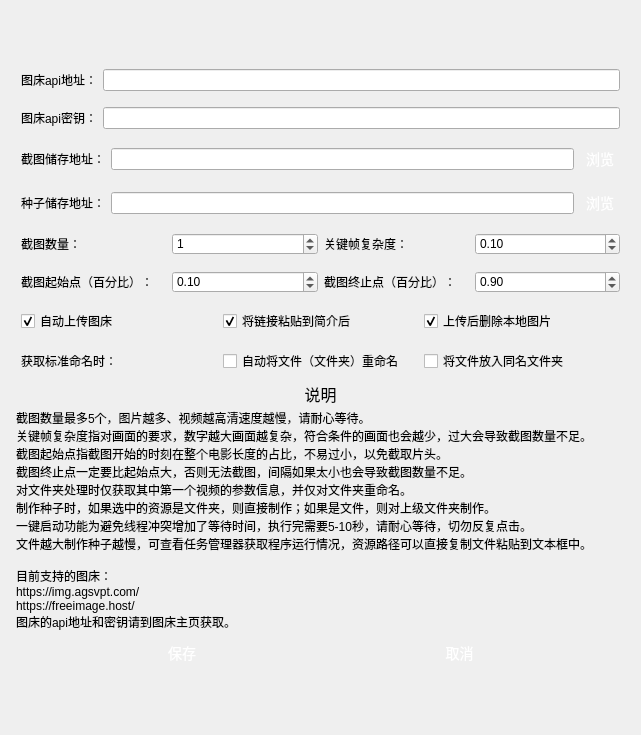
Above: ph-bjd/ui/settings.ui from bjdbjd/publish-helper-playlet before the change. Below: the same form after it.
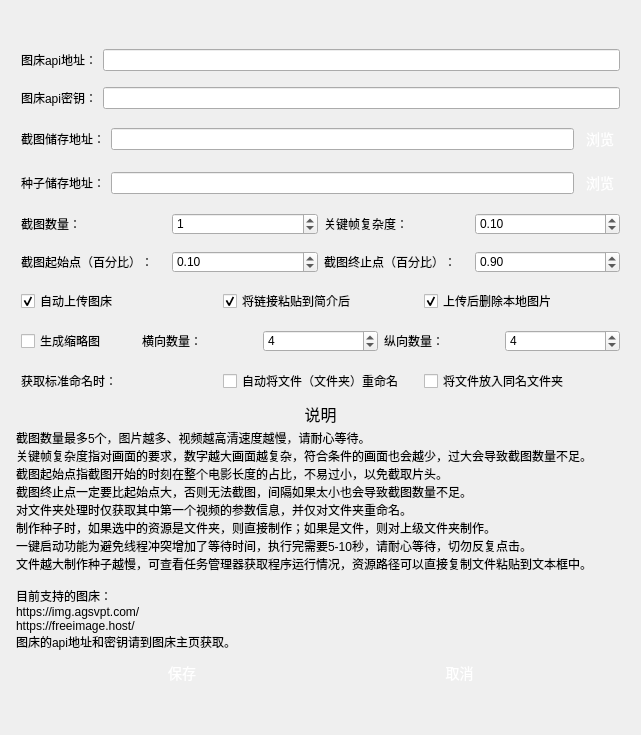
That is the form after the change.

Commit message: 增加了生成缩略图的功能

What changed in the file:
```diff
--- a/ph-bjd/ui/settings.ui
+++ b/ph-bjd/ui/settings.ui
@@ -14,9 +14,6 @@
    <string>设置</string>
   </property>
   <layout class="QVBoxLayout" name="verticalLayout_2">
-   <property name="sizeConstraint">
-    <enum>QLayout::SetDefaultConstraint</enum>
-   </property>
    <item>
     <layout class="QVBoxLayout" name="verticalLayout">
      <property name="leftMargin">
@@ -887,6 +884,169 @@
        </item>
       </layout>
      </item>
+     <item>
+      <layout class="QHBoxLayout" name="horizontalLayout_11">
+       <property name="leftMargin">
+        <number>5</number>
+       </property>
+       <property name="topMargin">
+        <number>5</number>
+       </property>
+       <property name="rightMargin">
+        <number>5</number>
+       </property>
+       <property name="bottomMargin">
+        <number>5</number>
+       </property>
+       <item>
+        <widget class="QCheckBox" name="getThumbnails">
+         <property name="text">
+          <string>生成缩略图</string>
+         </property>
+        </widget>
+       </item>
+       <item>
+        <widget class="QLabel" name="label_13">
+         <property name="styleSheet">
+          <string>QPushButton {
+    display: inline-block;
+    padding: 5px 5px;
+    font-size: 16px;
+    cursor: pointer;
+    text-align: center;
+    text-decoration: none;
+    outline: none;
+    color:#fff;
+    background-color: #559e24;
+    border: none;
+    border-radius: 15px;
+    box-shadow: 0 9px #999;
+}
+
+QPushButton:hover {
+background-color: #4a8821;
+}
+
+QPushButton:pressed {
+    background-color: #3c6f1b;
+}
+</string>
+         </property>
+         <property name="text">
+          <string>横向数量：</string>
+         </property>
+        </widget>
+       </item>
+       <item>
+        <widget class="QSpinBox" name="rows">
+         <property name="styleSheet">
+          <string>QPushButton {
+    display: inline-block;
+    padding: 5px 5px;
+    font-size: 16px;
+    cursor: pointer;
+    text-align: center;
+    text-decoration: none;
+    outline: none;
+    color:#fff;
+    background-color: #559e24;
+    border: none;
+    border-radius: 15px;
+    box-shadow: 0 9px #999;
+}
+
+QPushButton:hover {
+background-color: #4a8821;
+}
+
+QPushButton:pressed {
+    background-color: #3c6f1b;
+}
+</string>
+         </property>
+         <property name="minimum">
+          <number>1</number>
+         </property>
+         <property name="maximum">
+          <number>9</number>
+         </property>
+         <property name="value">
+          <number>4</number>
+         </property>
+        </widget>
+       </item>
+       <item>
+        <widget class="QLabel" name="label_8">
+         <property name="styleSheet">
+          <string>QPushButton {
+    display: inline-block;
+    padding: 5px 5px;
+    font-size: 16px;
+    cursor: pointer;
+    text-align: center;
+    text-decoration: none;
+    outline: none;
+    color:#fff;
+    background-color: #559e24;
+    border: none;
+    border-radius: 15px;
+    box-shadow: 0 9px #999;
+}
+
+QPushButton:hover {
+background-color: #4a8821;
+}
+
+QPushButton:pressed {
+    background-color: #3c6f1b;
+}
+</string>
+         </property>
+         <property name="text">
+          <string>纵向数量：</string>
+         </property>
+        </widget>
+       </item>
+       <item>
+        <widget class="QSpinBox" name="cols">
+         <property name="styleSheet">
+          <string>QPushButton {
+    display: inline-block;
+    padding: 5px 5px;
+    font-size: 16px;
+    cursor: pointer;
+    text-align: center;
+    text-decoration: none;
+    outline: none;
+    color:#fff;
+    background-color: #559e24;
+    border: none;
+    border-radius: 15px;
+    box-shadow: 0 9px #999;
+}
+
+QPushButton:hover {
+background-color: #4a8821;
+}
+
+QPushButton:pressed {
+    background-color: #3c6f1b;
+}
+</string>
+         </property>
+         <property name="minimum">
+          <number>1</number>
+         </property>
+         <property name="maximum">
+          <number>9</number>
+         </property>
+         <property name="value">
+          <number>4</number>
+         </property>
+        </widget>
+       </item>
+      </layout>
+     </item>
      <item>
       <layout class="QHBoxLayout" name="horizontalLayout_10">
        <property name="leftMargin">
```
The commit also changes 5 other files.
